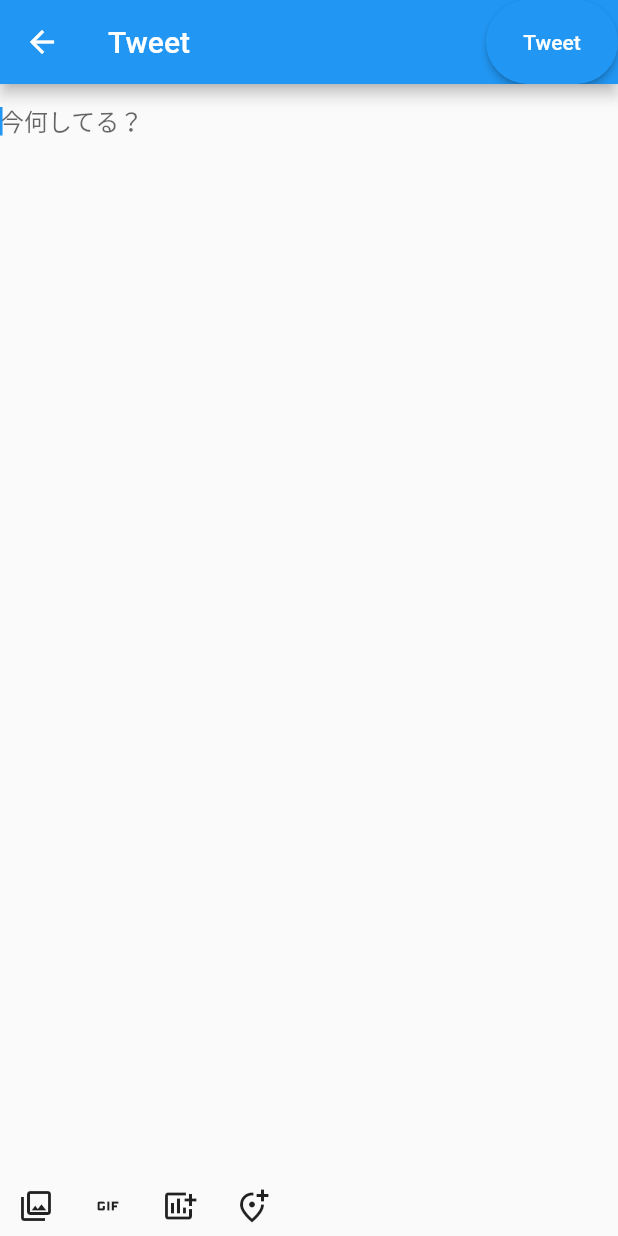
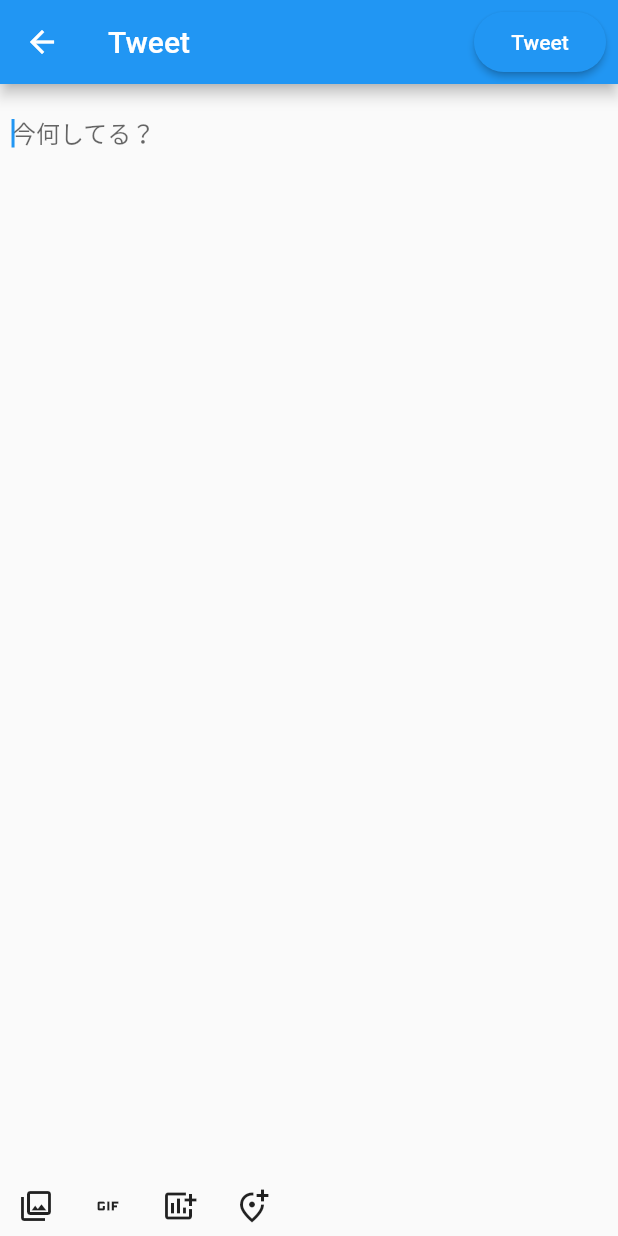
Before and after one commit to Furcht968/Twifl, a Flutter app: the screen it shows after launch, after a tap on the "add" icon, on a phone screen of 412 x 824 dp. Run offline on Flutter 3.47's test engine with Material 2 defaults, Android fonts, the phone set to English and light mode, and no system bars; missing offline and left inert: dart_twitter_api, html_character_entities, oauth1; statements that could not run were skipped.

Commit message:
add: 色々

```diff
--- a/lib/home.dart
+++ b/lib/home.dart
@@ -1,19 +1,148 @@
 import 'package:flutter/material.dart';
 import 'package:twifl/tweet.dart';
+import 'package:http/http.dart' as http;
+import 'dart:io';
+import 'dart:convert';
+import 'package:http/http.dart' as http;
 
-class Home extends StatelessWidget {
+import 'package:dart_twitter_api/twitter_api.dart';
+import 'package:html_character_entities/html_character_entities.dart';
+import 'package:oauth1/oauth1.dart' as oauth1;
+import 'package:twifl/apiData.dart';
+
+class Home extends StatefulWidget {
+  @override
+  _Home createState() => _Home();
+}
+
+class _Home extends State<Home> {
+  List<Widget> _timelineData = [
+    Container(
+      padding: EdgeInsets.all(50.0),
+      child: Column(
+        mainAxisAlignment: MainAxisAlignment.center,
+        children: [
+          CircularProgressIndicator(
+            valueColor: new AlwaysStoppedAnimation<Color>(Colors.blue)
+          )
+        ]
+      )
+    )
+  ];
+  @override
+  void initState() {
+
+    super.initState();
+    _load();
+  }
+  List<Widget> JSONtoTwitter(List lsdata){
+    List<Widget> cvData = [];
+    num mojisu = 27;
+    num umojisu = 0;
+    String name;
+    User? user;
+    String? tweet;
+    for(int i=0; i<lsdata.length; i++){
+      bool result = new RegExp(r"^RT @.*:").hasMatch(lsdata[i]["text"]);
+      String? id = new RegExp(r"^RT @(.*):").stringMatch(lsdata[i]["text"]);
+      if(result){
+        user = lsdata[i]["tweet"].retweetedStatus.user;
+        tweet = lsdata[i]["tweet"].retweetedStatus.fullText;
+      }else{
+        user = lsdata[i]["tweet"].user;
+        tweet = lsdata[i]["tweet"].fullText;
+      }
+      if((user?.name ?? "Null").length >= mojisu){
+        name = (user?.name ?? "Null").substring(0,mojisu.toInt())+"...";
+      }else{
+        name = (user?.name ?? "Null");
+      }
+      String? icon = user?.profileImageUrlHttps;
+      String? scrName = user?.screenName;
+      if(lsdata[i]["text"]!=null){
+        cvData.add(
+          Container(
+            padding: EdgeInsets.all(8.0),
+            decoration: BoxDecoration(
+              border: Border(bottom: BorderSide(width: 1.0, color: Colors.grey))
+            ),
+            child: Wrap(
+              children: [
+                Container(
+                  width: 40,
+                  height: 40,
+                  decoration: BoxDecoration(
+                    shape: BoxShape.circle,
+                    image: DecorationImage(
+                      fit: BoxFit.fill,
+                      image: NetworkImage(icon ?? "Null"),
+                    ),
+                  ),
+                ),
+                Column(
+                  crossAxisAlignment: CrossAxisAlignment.start,
+                  children: [
+                    Text(
+                      user?.name ?? "Null",
+                      style: TextStyle(
+                        fontWeight: FontWeight.bold,
+                      ),
+                      overflow: TextOverflow.ellipsis,
+                    ),
+                    Text(
+                      "@"+(scrName ?? "Null"),
+                      style: TextStyle(
+                        color: Color(0xff777777),
+                      ),
+                      overflow: TextOverflow.ellipsis,
+                    ),
+                    Text(HtmlCharacterEntities.decode(tweet ?? "Null"))
+                  ]
+                ),
+              ]
+            )
+          )
+        );
+      }
+    }
+    return cvData;
+  }
+  Future<void> _load() async {
+    apiData data = apiData();
+    List tweets = [];
+    List<Widget> tweets_wd;
+    final twitterApi = TwitterApi(
+      client: TwitterClient(
+        consumerKey: data.KEY,
+        consumerSecret: data.SECRET,
+        token: data.ACT,
+        secret: data.ATS,
+      ),
+    );
+
+    final homeTimeline = await twitterApi.timelineService.homeTimeline(
+      count: 200,
+    );
+
+    homeTimeline.forEach((tweet) => tweets.add({"tweet":tweet, "text":tweet.fullText, "user":tweet.user}));
+    tweets_wd = JSONtoTwitter(tweets);
+    setState(() {
+      _timelineData = tweets_wd;
+    });
+  }
+
   @override
   Widget build(BuildContext context) {
     return Scaffold(
       appBar: AppBar(
         title: Text("Main"),
       ),
-      body: Center(
-        child: Text("Main"),
+      body: ListView(
+        children: _timelineData
       ),
       floatingActionButton: FloatingActionButton(
         onPressed: () {
-          Navigator.push(context, MaterialPageRoute(builder: (context) => Tweet()));
+          Navigator.push(context, MaterialPageRoute(builder: (context) => TweetScr()));
         },
         child: Icon(Icons.add),
       ),
--- a/lib/tweet.dart
+++ b/lib/tweet.dart
@@ -1,25 +1,46 @@
 import 'package:flutter/material.dart';
+import 'package:twifl/apiData.dart';
+import 'package:dart_twitter_api/twitter_api.dart';
 
-class Tweet extends StatelessWidget {
+class TweetScr extends StatelessWidget {
 
   TextEditingController _fieldController = TextEditingController();
   bool _isEnabled = false;
+
   @override
   Widget build(BuildContext context) {
     return Scaffold(
       appBar: AppBar(title: Text("Tweet"), actions: [
-        RaisedButton(
-          child: const Text('Tweet'),
-          color: Colors.blue,
-          textColor: Colors.white,
-          shape: const StadiumBorder(),
-          onPressed: !_isEnabled==false ? null : () {},
+        Container(
+          padding: EdgeInsets.all(8),
+          child: RaisedButton(
+            child: const Text('Tweet'),
+            color: Colors.blue,
+            textColor: Colors.white,
+            shape: const StadiumBorder(),
+            onPressed: _isEnabled ? null : () async{
+              apiData data = apiData();
+              final twitterApi = TwitterApi(
+                client: TwitterClient(
+                  consumerKey: data.KEY,
+                  consumerSecret: data.SECRET,
+                  token: data.ACT,
+                  secret: data.ATS,
+                ),
+              );
+              await twitterApi.tweetService.update(
+                status: _fieldController.text,
+              );
+              Navigator.pop(context);
+            },
+          )
         )
       ]),
       body: Column(
         children: [
           Expanded(
             child: Container(
+              padding: EdgeInsets.all(8),
               child: TextField(
                 autofocus: true,
                 maxLines: null,
@@ -52,19 +73,19 @@
                 // GIF追加
                 IconButton(
                   icon: Icon(Icons.gif_outlined),
-                  tooltip: 'Picture',
+                  tooltip: 'GIF',
                   onPressed: () {},
                 ),
                 // 投票追加
                 IconButton(
                   icon: Icon(Icons.add_chart),
-                  tooltip: 'Picture',
+                  tooltip: 'Tohyo',
                   onPressed: () {},
                 ),
                 // 位置情報追加
                 IconButton(
                   icon: Icon(Icons.add_location_alt_outlined),
-                  tooltip: 'Picture',
+                  tooltip: 'Location',
                   onPressed: () {},
                 ),
 
--- a/pubspec.yaml
+++ b/pubspec.yaml
@@ -21,6 +21,8 @@
   sdk: '>=2.12.0 <3.0.0'
 
 dependencies:
+  dart_twitter_api: ^0.5.1
+  html_character_entities: ^1.0.0+1
   flutter:
     sdk: flutter
 
```
Also changed, not shown: pubspec.lock, 1 other file.
